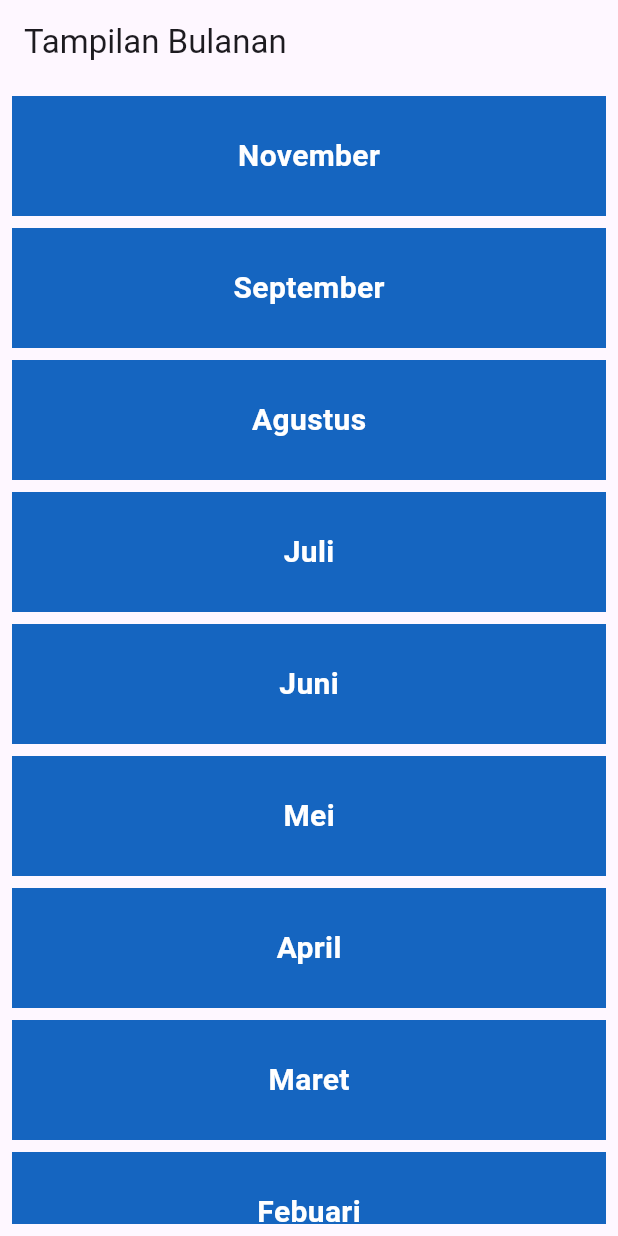
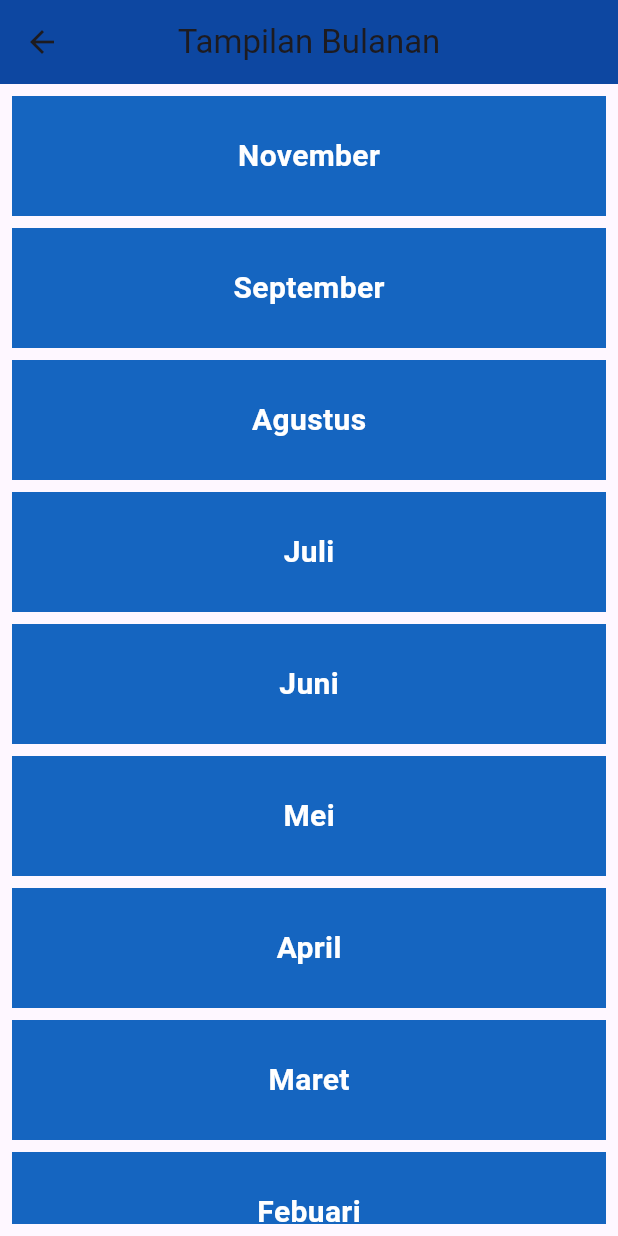
Before and after one commit to Zienararya/Dompetkos, a Flutter app: the screen it shows after launch, after a tap on the "feed" icon, on a phone screen of 412 x 824 dp. Run offline on Flutter 3.47's test engine with Material 3 defaults, Android fonts, the phone set to English and light mode, and no system bars; our stand-ins replace pie_chart, sqflite; accounts and stored records are empty; project files that could hold a hidden picture were left out.

Commit message:
tombol back di page bulan

```diff
--- a/lib/page/kalender.dart
+++ b/lib/page/kalender.dart
@@ -14,6 +14,14 @@ class KalenderPage extends StatelessWidget {
       home: Scaffold(
         appBar: AppBar(
           title: Text('Tampilan Bulanan'),
+          leading: IconButton(
+            icon: Icon(Icons.arrow_back),
+            onPressed: () {
+              Navigator.pop(context); // Kembali ke halaman sebelumnya
+            },
+          ),
+          backgroundColor: Colors.blue[900],
+          centerTitle: true,
         ),
         body: Padding(
           padding: const EdgeInsets.all(8.0),
```
